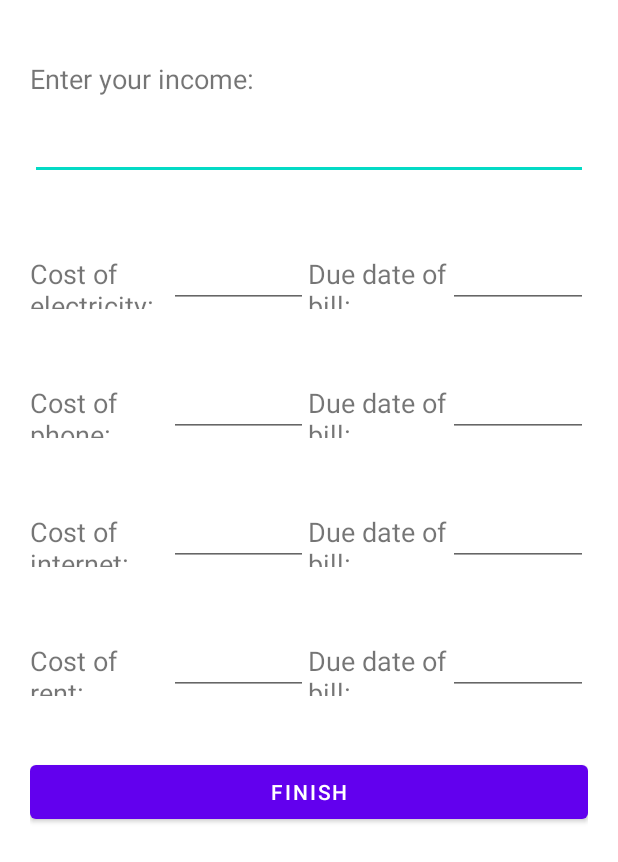
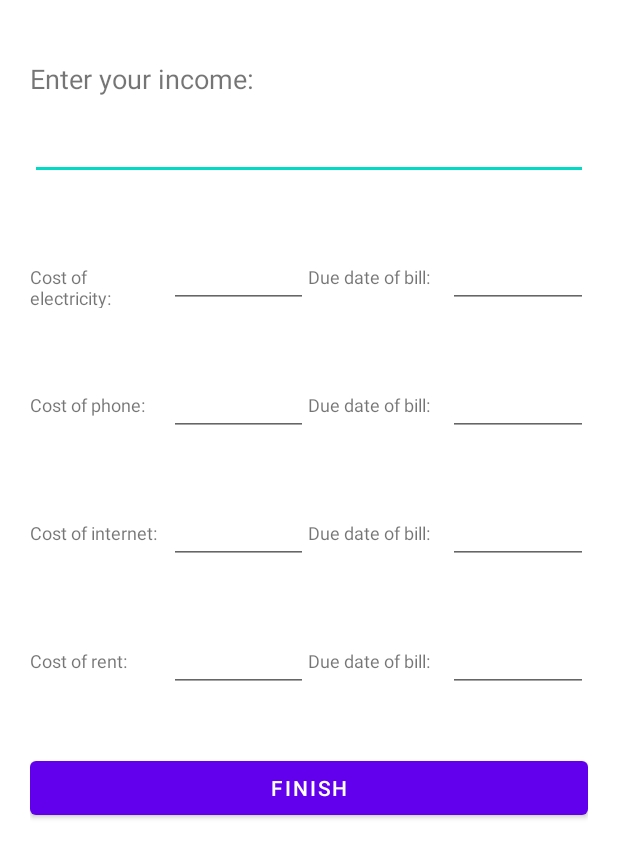
Before and after one commit to Jadmgh/ConUHACK-Financial-App, an Android app: the BudgetInfo screen opened directly, with no data from a screen before it, on a phone screen of 412 x 824 dp. Shown: the top 862 px of the screen. Run offline under Robolectric (Android 15) with nearby library versions, the phone set to English and light mode, and no system bars; our stand-ins replace Firebase (no records; nobody signed in at launch, a user with empty details on screens opened directly).

Commit message:
minor changes, navbar

```diff
--- a/app/build.gradle
+++ b/app/build.gradle
@@ -40,4 +40,5 @@ dependencies {
     androidTestImplementation 'androidx.test.ext:junit:1.1.3'
     androidTestImplementation 'androidx.test.espresso:espresso-core:3.4.0'
     implementation 'com.github.PhilJay:MPAndroidChart:v3.1.0'
+    implementation 'com.google.android.material:material:1.3.0-alpha03'
 }
--- /dev/null
+++ b/app/src/main/res/drawable/baseline_add_circle_24.xml
@@ -0,0 +1,5 @@
+<vector android:height="24dp" android:tint="#000000"
+    android:viewportHeight="24" android:viewportWidth="24"
+    android:width="24dp" xmlns:android="http://schemas.android.com/apk/res/android">
+    <path android:fillColor="@android:color/white" android:pathData="M12,2C6.48,2 2,6.48 2,12s4.48,10 10,10 10,-4.48 10,-10S17.52,2 12,2zM17,13h-4v4h-2v-4L7,13v-2h4L11,7h2v4h4v2z"/>
+</vector>
--- /dev/null
+++ b/app/src/main/res/drawable/baseline_home_24.xml
@@ -0,0 +1,5 @@
+<vector android:height="24dp" android:tint="#000000"
+    android:viewportHeight="24" android:viewportWidth="24"
+    android:width="24dp" xmlns:android="http://schemas.android.com/apk/res/android">
+    <path android:fillColor="@android:color/white" android:pathData="M10,20v-6h4v6h5v-8h3L12,3 2,12h3v8z"/>
+</vector>
--- /dev/null
+++ b/app/src/main/res/drawable/baseline_person_24.xml
@@ -0,0 +1,5 @@
+<vector android:height="24dp" android:tint="#000000"
+    android:viewportHeight="24" android:viewportWidth="24"
+    android:width="24dp" xmlns:android="http://schemas.android.com/apk/res/android">
+    <path android:fillColor="@android:color/white" android:pathData="M12,12c2.21,0 4,-1.79 4,-4s-1.79,-4 -4,-4 -4,1.79 -4,4 1.79,4 4,4zM12,14c-2.67,0 -8,1.34 -8,4v2h16v-2c0,-2.66 -5.33,-4 -8,-4z"/>
+</vector>
--- /dev/null
+++ b/app/src/main/res/drawable/baseline_search_24.xml
@@ -0,0 +1,5 @@
+<vector android:height="24dp" android:tint="#000000"
+    android:viewportHeight="24" android:viewportWidth="24"
+    android:width="24dp" xmlns:android="http://schemas.android.com/apk/res/android">
+    <path android:fillColor="@android:color/white" android:pathData="M15.5,14h-0.79l-0.28,-0.27C15.41,12.59 16,11.11 16,9.5 16,5.91 13.09,3 9.5,3S3,5.91 3,9.5 5.91,16 9.5,16c1.61,0 3.09,-0.59 4.23,-1.57l0.27,0.28v0.79l5,4.99L20.49,19l-4.99,-5zM9.5,14C7.01,14 5,11.99 5,9.5S7.01,5 9.5,5 14,7.01 14,9.5 11.99,14 9.5,14z"/>
+</vector>
--- /dev/null
+++ b/app/src/main/res/drawable/baseline_settings_24.xml
@@ -0,0 +1,5 @@
+<vector android:height="24dp" android:tint="#000000"
+    android:viewportHeight="24" android:viewportWidth="24"
+    android:width="24dp" xmlns:android="http://schemas.android.com/apk/res/android">
+    <path android:fillColor="@android:color/white" android:pathData="M19.14,12.94c0.04,-0.3 0.06,-0.61 0.06,-0.94c0,-0.32 -0.02,-0.64 -0.07,-0.94l2.03,-1.58c0.18,-0.14 0.23,-0.41 0.12,-0.61l-1.92,-3.32c-0.12,-0.22 -0.37,-0.29 -0.59,-0.22l-2.39,0.96c-0.5,-0.38 -1.03,-0.7 -1.62,-0.94L14.4,2.81c-0.04,-0.24 -0.24,-0.41 -0.48,-0.41h-3.84c-0.24,0 -0.43,0.17 -0.47,0.41L9.25,5.35C8.66,5.59 8.12,5.92 7.63,6.29L5.24,5.33c-0.22,-0.08 -0.47,0 -0.59,0.22L2.74,8.87C2.62,9.08 2.66,9.34 2.86,9.48l2.03,1.58C4.84,11.36 4.8,11.69 4.8,12s0.02,0.64 0.07,0.94l-2.03,1.58c-0.18,0.14 -0.23,0.41 -0.12,0.61l1.92,3.32c0.12,0.22 0.37,0.29 0.59,0.22l2.39,-0.96c0.5,0.38 1.03,0.7 1.62,0.94l0.36,2.54c0.05,0.24 0.24,0.41 0.48,0.41h3.84c0.24,0 0.44,-0.17 0.47,-0.41l0.36,-2.54c0.59,-0.24 1.13,-0.56 1.62,-0.94l2.39,0.96c0.22,0.08 0.47,0 0.59,-0.22l1.92,-3.32c0.12,-0.22 0.07,-0.47 -0.12,-0.61L19.14,12.94zM12,15.6c-1.98,0 -3.6,-1.62 -3.6,-3.6s1.62,-3.6 3.6,-3.6s3.6,1.62 3.6,3.6S13.98,15.6 12,15.6z"/>
+</vector>
--- a/app/src/main/res/layout/activity_budget_info.xml
+++ b/app/src/main/res/layout/activity_budget_info.xml
@@ -34,7 +34,7 @@
             android:layout_height="wrap_content"
             android:layout_weight="1"
             android:text="Cost of electricity:"
-            android:textSize="18sp" />
+            android:textSize="12sp" />
 
         <EditText
             android:id="@+id/editElectricityBill"
@@ -49,7 +49,7 @@
             android:layout_height="wrap_content"
             android:layout_weight="1"
             android:text="Due date of bill:"
-            android:textSize="18sp" />
+            android:textSize="12sp" />
         <EditText
             android:id="@+id/editElectricityBillDue"
             android:layout_width="0dp"
@@ -64,26 +64,28 @@
         android:orientation="horizontal"
         android:layout_marginTop="20dp"
         android:layout_marginBottom="20dp">
+
         <TextView
             android:id="@+id/txtPhoneBill"
             android:layout_width="0dp"
             android:layout_height="wrap_content"
             android:layout_weight="1"
             android:text="Cost of phone:"
-            android:textSize="18sp" />
+            android:textSize="12sp" />
         <EditText
             android:id="@+id/editPhoneBill"
             android:layout_width="0dp"
         android:layout_height="wrap_content"
         android:layout_weight="1"
         android:inputType="numberDecimal" />
+
         <TextView
             android:id="@+id/txtPhoneBillDue"
             android:layout_width="0dp"
             android:layout_height="wrap_content"
             android:layout_weight="1"
             android:text="Due date of bill:"
-            android:textSize="18sp" />
+            android:textSize="12sp" />
         <EditText
             android:id="@+id/editPhoneBillDue"
             android:layout_width="0dp"
@@ -98,26 +100,28 @@
         android:orientation="horizontal"
         android:layout_marginTop="20dp"
         android:layout_marginBottom="20dp">
+
         <TextView
             android:id="@+id/txtInternetBill"
             android:layout_width="0dp"
             android:layout_height="wrap_content"
             android:layout_weight="1"
             android:text="Cost of internet:"
-            android:textSize="18sp" />
+            android:textSize="12sp" />
         <EditText
             android:id="@+id/editInternetBill"
             android:layout_width="0dp"
             android:layout_height="wrap_content"
             android:layout_weight="1"
             android:inputType="numberDecimal" />
+
         <TextView
             android:id="@+id/txtInternetBillDue"
             android:layout_width="0dp"
             android:layout_height="wrap_content"
             android:layout_weight="1"
             android:text="Due date of bill:"
-            android:textSize="18sp" />
+            android:textSize="12sp" />
         <EditText
             android:id="@+id/editInternetBillDue"
             android:layout_width="0dp"
@@ -132,26 +136,28 @@
         android:orientation="horizontal"
         android:layout_marginTop="20dp"
         android:layout_marginBottom="20dp">
+
         <TextView
             android:id="@+id/txtRent"
             android:layout_width="0dp"
             android:layout_height="wrap_content"
             android:layout_weight="1"
             android:text="Cost of rent:"
-            android:textSize="18sp" />
+            android:textSize="12sp" />
         <EditText
             android:id="@+id/editRent"
             android:layout_width="0dp"
             android:layout_height="wrap_content"
             android:layout_weight="1"
             android:inputType="numberDecimal" />
+
         <TextView
             android:id="@+id/txtRentDue"
             android:layout_width="0dp"
             android:layout_height="wrap_content"
             android:layout_weight="1"
             android:text="Due date of bill:"
-            android:textSize="18sp" />
+            android:textSize="12sp" />
         <EditText
             android:id="@+id/editRentDue"
             android:layout_width="0dp"
--- a/app/src/main/res/layout/activity_main.xml
+++ b/app/src/main/res/layout/activity_main.xml
@@ -6,7 +6,8 @@
     android:layout_height="match_parent"
     android:background="#EDEAE2"
     android:gravity="center"
-    android:orientation="vertical">
+    android:orientation="vertical"
+    >
 
     <ImageView
         android:id="@+id/imageView3"
--- a/build.gradle
+++ b/build.gradle
@@ -7,6 +7,6 @@ buildscript {
     }
 }// Top-level build file where you can add configuration options common to all sub-projects/modules.
 plugins {
-    id 'com.android.application' version '7.3.0' apply false
-    id 'com.android.library' version '7.3.0' apply false
+    id 'com.android.application' version '7.4.0' apply false
+    id 'com.android.library' version '7.4.0' apply false
 }
```
Also changed, not shown: app/src/main/AndroidManifest.xml (+0 -7 lines), app/src/main/res/drawable/transparent_background.xml (added, +8 -0 lines), app/src/main/res/layout/activity_home.xml (+26 -0 lines), app/src/main/res/menu/bottom_nav_menu.xml (added, +24 -0 lines), app/src/main/res/values/themes2.xml (added, +17 -0 lines).
